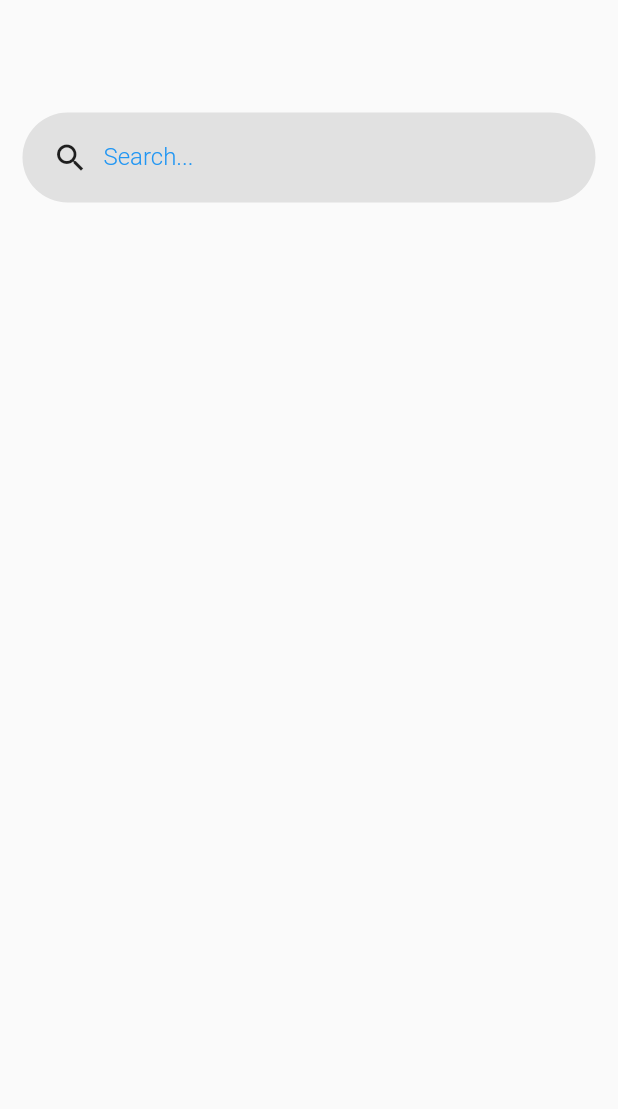
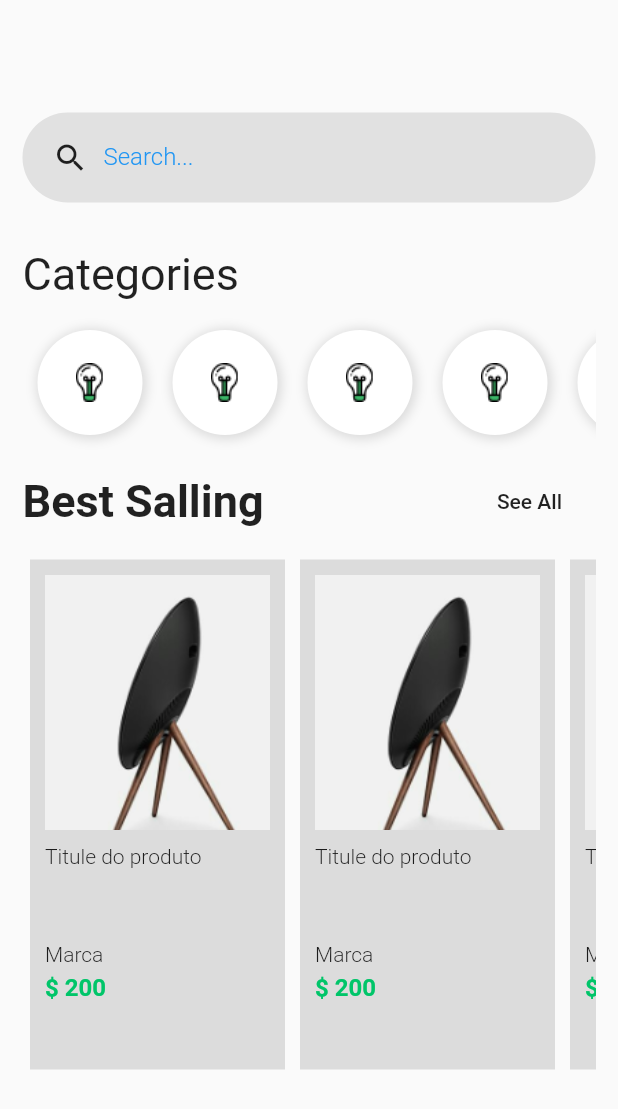
Before and after one commit to gabrieltenachous/shopping_flutter, a Flutter app: the HomePage screen opened directly, on a phone screen of 412 x 824 dp. Shown: the top 1109 px of the screen. Run offline on Flutter 3.47's test engine with Material 2 defaults, Android fonts, the phone set to English and light mode, and no system bars.

Commit message:
Layout Finalizado :D

```diff
--- a/lib/pages/home.page.dart
+++ b/lib/pages/home.page.dart
@@ -1,11 +1,11 @@
-import 'package:flutter/cupertino.dart';
 import 'package:flutter/material.dart';
+import 'package:shopping/pages/Product.page.dart';
 
 class HomePage extends StatelessWidget {
   @override
   Widget build(BuildContext context) {
     return Scaffold(
-      body: Container(
+      body: Padding(
         padding: EdgeInsets.all(15),
         child: Column(
           crossAxisAlignment: CrossAxisAlignment.stretch,
@@ -14,9 +14,165 @@ class HomePage extends StatelessWidget {
               height: 60,
             ),
             search(),
+            SizedBox(
+              height: 30,
+            ),
+            Text(
+              "Categories",
+              style: TextStyle(fontSize: 30),
+            ),
+            SizedBox(
+              height: 10,
+            ),
+            Container(
+              height: 90,
+              child: categoryList(),
+            ),
+            SizedBox(
+              height: 10,
+            ),
+            Row(
+              mainAxisAlignment: MainAxisAlignment.spaceBetween,
+              children: [
+                Text(
+                  "Best Salling",
+                  style: TextStyle(
+                    fontSize: 30,
+                    fontWeight: FontWeight.bold,
+                  ),
+                ),
+                FlatButton(
+                  onPressed: () => {},
+                  child: Text("See All"),
+                ),
+              ],
+            ),
+            SizedBox(
+              height: 10,
+            ),
+            Container(
+              height: 350,
+              child: productList(
+                context,
+              ),
+            ),
           ],
         ),
       ),
+    );
+  }
+
+  Widget productItem(BuildContext context) {
+    return Container(
+      padding: EdgeInsets.all(10),
+      margin: EdgeInsets.all(5),
+      width: 170,
+      color: Colors.black12,
+      child: Column(
+        crossAxisAlignment: CrossAxisAlignment.start,
+        children: <Widget>[
+          GestureDetector(
+            onTap: () {
+              Navigator.push(
+                context,
+                MaterialPageRoute(
+                  builder: (context) => ProductPage(),
+                ),
+              );
+            },
+            child: Image.asset(
+              "assets/product-1.png",
+              width: 170,
+              height: 170,
+              fit: BoxFit.cover,
+            ),
+          ),
+          SizedBox(
+            height: 10,
+          ),
+          Container(
+            height: 60,
+            child: Text(
+              "Titule do produto",
+              style: TextStyle(
+                fontSize: 14,
+                fontWeight: FontWeight.w300,
+              ),
+            ),
+          ),
+          SizedBox(
+            height: 5,
+          ),
+          Text(
+            "Marca",
+            style: TextStyle(
+              fontSize: 14,
+              fontWeight: FontWeight.w300,
+            ),
+          ),
+          SizedBox(
+            height: 5,
+          ),
+          Text(
+            "\$ 200",
+            style: TextStyle(
+              fontSize: 16,
+              fontWeight: FontWeight.bold,
+              color: Color(0xFF00C569),
+            ),
+          ),
+        ],
+      ),
+    );
+  }
+
+  Widget productList(BuildContext context) {
+    return ListView(
+      scrollDirection: Axis.horizontal,
+      children: [
+        productItem(context),
+        productItem(context),
+        productItem(context),
+      ],
+    );
+  }
+
+  Widget categoryList() {
+    return Container(
+      child: ListView(
+        scrollDirection: Axis.horizontal,
+        children: [
+          categoryItem(),
+          categoryItem(),
+          categoryItem(),
+          categoryItem(),
+          categoryItem(),
+        ],
+      ),
+    );
+  }
+
+  Widget categoryItem() {
+    return Container(
+      width: 70,
+      height: 70,
+      margin: EdgeInsets.all(10),
+      padding: EdgeInsets.all(10),
+      decoration: BoxDecoration(
+        color: Colors.white,
+        boxShadow: [
+          new BoxShadow(
+            color: Colors.black12,
+            offset: new Offset(1, 1),
+            blurRadius: 5,
+            spreadRadius: 2,
+          ),
+        ],
+        borderRadius: BorderRadius.all(
+          Radius.circular(64),
+        ),
+      ),
+      child: Image.asset("assets/Icon_Devices.png"),
     );
   }
 
```
Also changed, not shown: lib/main.dart (+5 -2 lines), lib/pages/Product.page.dart (added, +63 -0 lines), lib/pages/cart.page.dart (added, +161 -0 lines), lib/pages/tabs.page.dart (added, +39 -0 lines).
